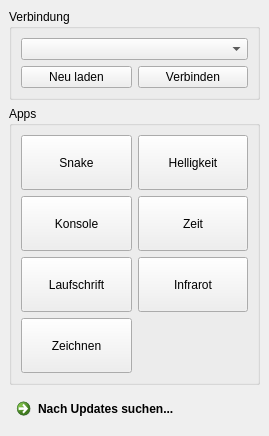
First picture: the form in Software/ui_qlocktwo.ui, repository tfeldmann/QlockToo, before the edit.
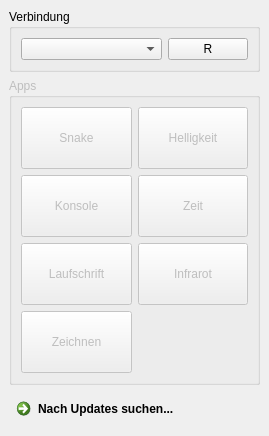
Second picture: the form after the edit.

Commit message: removed connect button in favor of a select list

```diff
--- a/Software/ui_qlocktwo.ui
+++ b/Software/ui_qlocktwo.ui
@@ -21,35 +21,37 @@
        <string>Verbindung</string>
       </property>
       <layout class="QGridLayout" name="gridLayout">
-       <item row="0" column="0">
-        <widget class="QComboBox" name="port"/>
-       </item>
        <item row="1" column="0">
         <layout class="QHBoxLayout" name="horizontalLayout">
+         <item>
+          <widget class="QComboBox" name="port"/>
+         </item>
          <item>
           <widget class="QPushButton" name="refresh">
+           <property name="sizePolicy">
+            <sizepolicy hsizetype="Maximum" vsizetype="Fixed">
+             <horstretch>0</horstretch>
+             <verstretch>0</verstretch>
+            </sizepolicy>
+           </property>
            <property name="text">
-            <string>Neu laden</string>
+            <string>R</string>
            </property>
            <property name="checkable">
             <bool>false</bool>
            </property>
           </widget>
          </item>
-         <item>
-          <widget class="QPushButton" name="connect">
-           <property name="text">
-            <string>Verbinden</string>
-           </property>
-          </widget>
-         </item>
         </layout>
        </item>
       </layout>
      </widget>
     </item>
     <item>
-     <widget class="QGroupBox" name="groupBox">
+     <widget class="QGroupBox" name="appbox">
+      <property name="enabled">
+       <bool>false</bool>
+      </property>
       <property name="title">
        <string>Apps</string>
       </property>
```
Left out of the diff: 2 changed lines with no effect on the pictures. The commit also changes 2 other files.
